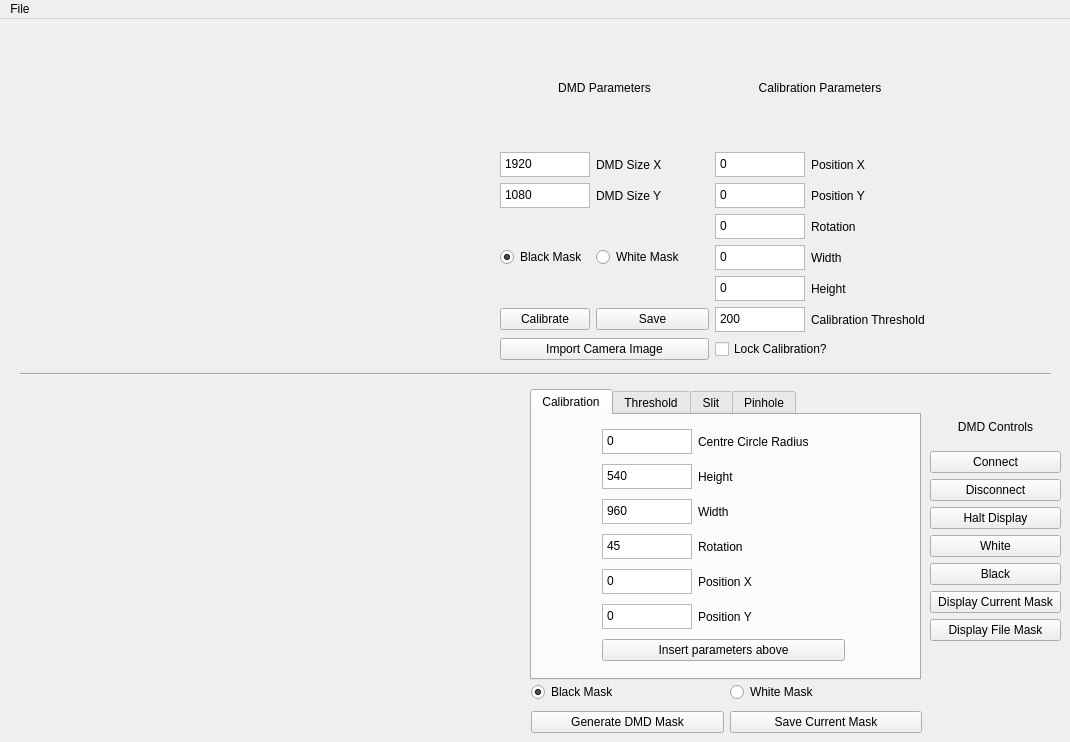
First picture: the form in appMainWindow.ui, repository JoeWolf92/DMD-PyCalibration, before the edit.
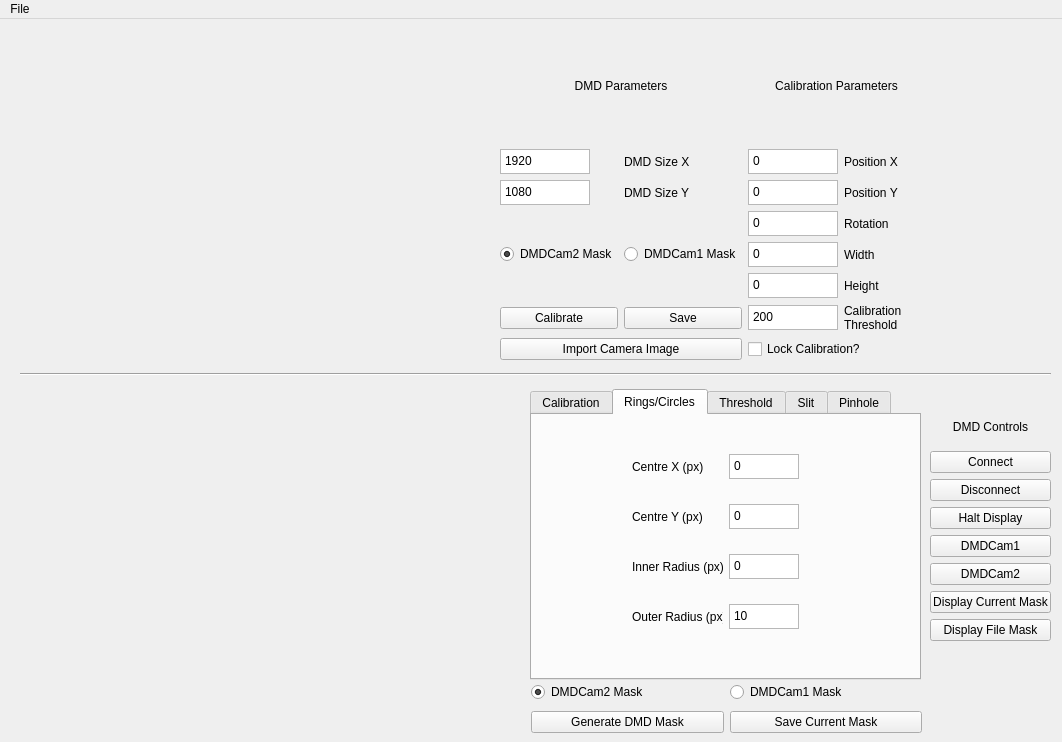
Second picture: the form after the edit. Icons and pictures are not drawn.

Commit message: Added Rings Functionality

```diff
--- a/appMainWindow.ui
+++ b/appMainWindow.ui
@@ -6,7 +6,7 @@
    <rect>
     <x>0</x>
     <y>0</y>
-    <width>1070</width>
+    <width>1062</width>
     <height>742</height>
    </rect>
   </property>
@@ -33,7 +33,7 @@
      </rect>
     </property>
     <property name="currentIndex">
-     <number>0</number>
+     <number>1</number>
     </property>
     <widget class="QWidget" name="tab_Calibration">
      <attribute name="title">
@@ -236,6 +236,115 @@
       </layout>
      </widget>
     </widget>
+    <widget class="QWidget" name="tab_Rings">
+     <attribute name="title">
+      <string>Rings/Circles</string>
+     </attribute>
+     <widget class="QWidget" name="gridLayoutWidget_7">
+      <property name="geometry">
+       <rect>
+        <x>100</x>
+        <y>20</y>
+        <width>167</width>
+        <height>213</height>
+       </rect>
+      </property>
+      <layout class="QGridLayout" name="gridLayout_7">
+       <item row="3" column="0">
+        <widget class="QLabel" name="label_RingsOuterRadius">
+         <property name="text">
+          <string>Outer Radius (px)</string>
+         </property>
+        </widget>
+       </item>
+       <item row="2" column="0">
+        <widget class="QLabel" name="label_RingsInnerRadius">
+         <property name="text">
+          <string>Inner Radius (px)</string>
+         </property>
+        </widget>
+       </item>
+       <item row="3" column="1">
+        <widget class="QPlainTextEdit" name="txt_RingsOuterRadius">
+         <property name="maximumSize">
+          <size>
+           <width>16777215</width>
+           <height>25</height>
+          </size>
+         </property>
+         <property name="plainText">
+          <string>10</string>
+         </property>
+        </widget>
+       </item>
+       <item row="1" column="0">
+        <widget class="QLabel" name="label_RingsPositionY">
+         <property name="text">
+          <string>Centre Y (px)</string>
+         </property>
+        </widget>
+       </item>
+       <item row="2" column="1">
+        <widget class="QPlainTextEdit" name="txt_RingsInnerRadius">
+         <property name="sizePolicy">
+          <sizepolicy hsizetype="Expanding" vsizetype="Expanding">
+           <horstretch>0</horstretch>
+           <verstretch>0</verstretch>
+          </sizepolicy>
+         </property>
+         <property name="maximumSize">
+          <size>
+           <width>16777215</width>
+           <height>25</height>
+          </size>
+         </property>
+         <property name="tabChangesFocus">
+          <bool>true</bool>
+         </property>
+         <property name="plainText">
+          <string>0</string>
+         </property>
+         <property name="placeholderText">
+          <string/>
+         </property>
+        </widget>
+       </item>
+       <item row="0" column="0">
+        <widget class="QLabel" name="label_RingsPositionX">
+         <property name="text">
+          <string>Centre X (px)</string>
+         </property>
+        </widget>
+       </item>
+       <item row="0" column="1">
+        <widget class="QPlainTextEdit" name="txt_RingsPositionX">
+         <property name="maximumSize">
+          <size>
+           <width>16777215</width>
+           <height>25</height>
+          </size>
+         </property>
+         <property name="plainText">
+          <string>0</string>
+         </property>
+        </widget>
+       </item>
+       <item row="1" column="1">
+        <widget class="QPlainTextEdit" name="txt_RingsPositionY">
+         <property name="maximumSize">
+          <size>
+           <width>16777215</width>
+           <height>25</height>
+          </size>
+         </property>
+         <property name="plainText">
+          <string>0</string>
+         </property>
+        </widget>
+       </item>
+      </layout>
+     </widget>
+    </widget>
     <widget class="QWidget" name="tab_Threshold">
      <attribute name="title">
       <string>Threshold</string>
@@ -813,7 +922,7 @@
      <item row="4" column="0">
       <widget class="QRadioButton" name="radioButton_BlackImageMask">
        <property name="text">
-        <string>Black Mask</string>
+        <string>DMDCam2 Mask</string>
        </property>
        <property name="checked">
         <bool>true</bool>
@@ -826,7 +935,7 @@
      <item row="4" column="1">
       <widget class="QRadioButton" name="radioButton_WhiteImageMask">
        <property name="text">
-        <string>White Mask</string>
+        <string>DMDCam1 Mask</string>
        </property>
        <property name="autoExclusive">
         <bool>true</bool>
@@ -1076,7 +1185,7 @@
      <item row="0" column="0" colspan="2">
       <widget class="QRadioButton" name="radioButton_BlackDMDMask">
        <property name="text">
-        <string>Black Mask</string>
+        <string>DMDCam2 Mask</string>
        </property>
        <property name="checked">
         <bool>true</bool>
@@ -1103,7 +1212,7 @@
      <item row="0" column="2" colspan="2">
       <widget class="QRadioButton" name="radioButton_WhiteDMDMask">
        <property name="text">
-        <string>White Mask</string>
+        <string>DMDCam1 Mask</string>
        </property>
        <property name="autoExclusive">
         <bool>true</bool>
@@ -1117,7 +1226,7 @@
      <rect>
       <x>930</x>
       <y>390</y>
-      <width>131</width>
+      <width>121</width>
       <height>273</height>
      </rect>
     </property>
@@ -1156,14 +1265,14 @@
      <item>
       <widget class="QPushButton" name="btn_WhiteDMD">
        <property name="text">
-        <string>White</string>
+        <string>DMDCam1</string>
        </property>
       </widget>
      </item>
      <item>
       <widget class="QPushButton" name="btn_BlackDMD">
        <property name="text">
-        <string>Black</string>
+        <string>DMDCam2</string>
        </property>
       </widget>
      </item>
@@ -1199,7 +1308,7 @@
     <rect>
      <x>0</x>
      <y>0</y>
-     <width>1070</width>
+     <width>1062</width>
      <height>21</height>
     </rect>
    </property>
```
The commit also changes 3 other files.
